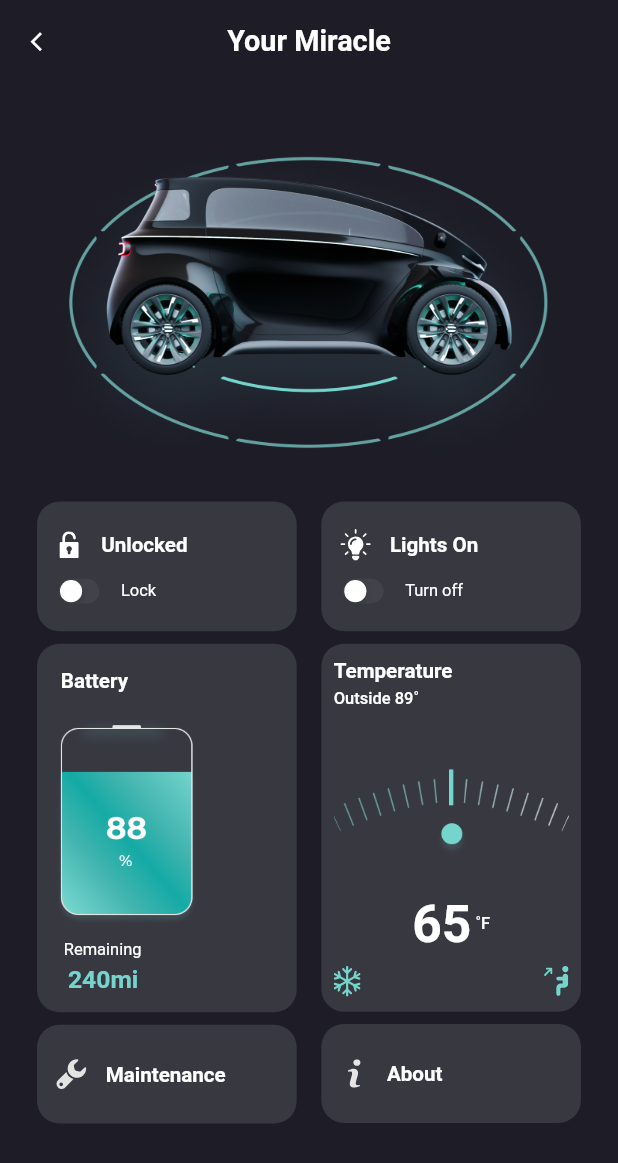
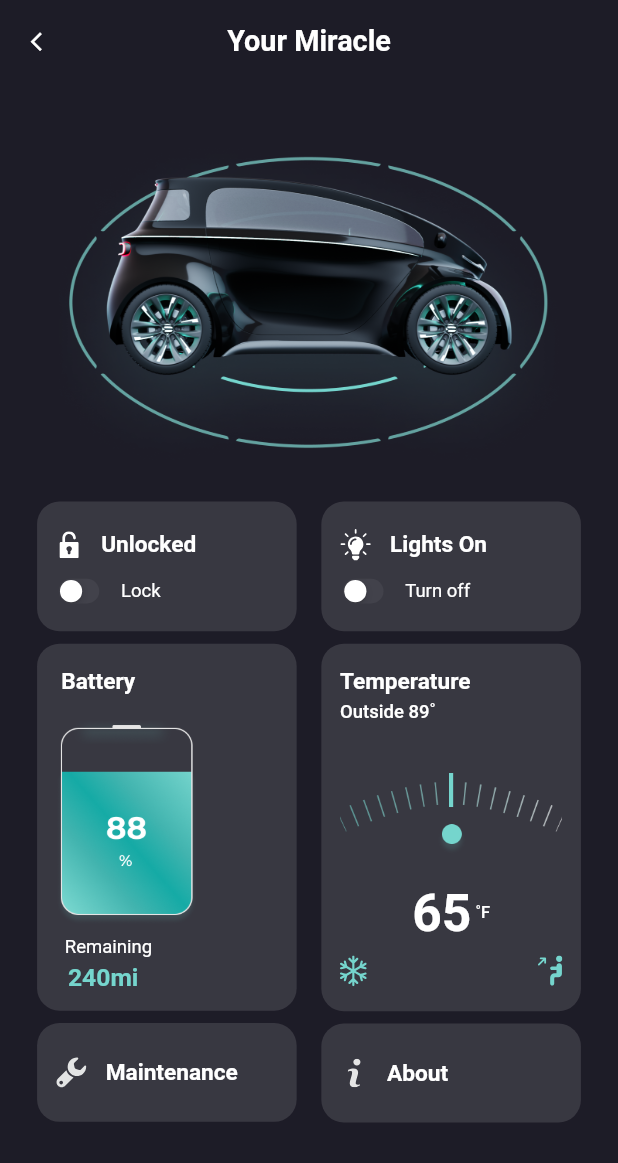
Before and after one commit to DarshLakhani23/Tera-Electric_Car_UI, a Flutter app: the YourMiracle screen opened by its route, on a phone screen of 412 x 824 dp. Shown: the top 1163 px of the screen. Run offline on Flutter 3.47's test engine with Material 2 defaults, Android fonts, the phone set to English and light mode, and no system bars; our stand-ins replace flutter_svg, get, sizer; project files that could hold a hidden picture were left out.

Commit message:
#UI improvement

```diff
--- a/lib/screens/your_miracle_screen.dart
+++ b/lib/screens/your_miracle_screen.dart
@@ -49,62 +49,15 @@ class _YourMiracleState extends State<YourMiracle> {
                         flex: 5,
                         child: Column(
                           children: [
-                            Container(
-                              padding: EdgeInsets.fromLTRB(3.w, 1.h, 0.w, 2.h),
-                              decoration: BoxDecoration(
-                                color: Colors.white12,
-                                borderRadius: BorderRadius.circular(15),
-                              ),
-                              child: Column(
-                                crossAxisAlignment: CrossAxisAlignment.start,
-                                children: [
-                                  Row(
-                                    children: [
-                                      SvgPicture.asset(ImageAsset.lock),
-                                      SizedBox(
-                                        width: 3.w,
-                                      ),
-                                      Text(
-                                        AppString.unlocked,
-                                        style: TextStyle(
-                                            color: Colors.white,
-                                            fontSize: 10.sp,
-                                            fontWeight: FontWeight.w600),
-                                      ),
-                                      SizedBox(
-                                        height: 5.h,
-                                      ),
-                                    ],
-                                  ),
-                                  Row(
-                                    children: [
-                                      SizedBox(
-                                        height: 2.5.h,
-                                        child: FittedBox(
-                                          child: CupertinoSwitch(
-                                            activeColor: AppColors.textcolor,
-                                            value: controller.istoogle.value,
-                                            onChanged: (value) {
-                                              controller.istoogle.value =
-                                                  !controller.istoogle.value;
-                                            },
-                                          ),
-                                        ),
-                                      ),
-                                      SizedBox(
-                                        width: 3.w,
-                                      ),
-                                      Text(
-                                        AppString.lock,
-                                        style: TextStyle(
-                                          color: Colors.white,
-                                          fontSize: 8.sp,
-                                        ),
-                                      ),
-                                    ],
-                                  ),
-                                ],
-                              ),
+                            FirstViewOfYourMiracle(
+                              value: controller.istoogle.value,
+                              onTap: (value) {
+                                controller.istoogle.value =
+                                    !controller.istoogle.value;
+                              },
+                              svgImage: ImageAsset.lock,
+                              boldText: AppString.unlocked,
+                              smallText: AppString.lock,
                             ),
                             _battery(),
                             GestureDetector(
@@ -181,7 +134,7 @@ class _YourMiracleState extends State<YourMiracle> {
                 AppString.battery,
                 style: TextStyle(
                     color: Colors.white,
-                    fontSize: 10.sp,
+                    fontSize: 11.sp,
                     fontWeight: FontWeight.w600),
               ),
               SizedBox(
@@ -189,13 +142,13 @@ class _YourMiracleState extends State<YourMiracle> {
               ),
               Image.asset(
                 ImageAsset.battery88,
-                height: 19.h,
+                height: 18.5.h,
               ),
               Text(
                 AppString.remaining,
                 style: TextStyle(
                   color: Colors.white,
-                  fontSize: 8.sp,
+                  fontSize: 9.sp,
                 ),
               ),
               SizedBox(
@@ -224,16 +177,15 @@ class _YourMiracleState extends State<YourMiracle> {
           borderRadius: BorderRadius.circular(15),
         ),
         child: Padding(
-          padding: EdgeInsets.symmetric(vertical: 1.2.h, horizontal: 2.w),
+          padding: EdgeInsets.symmetric(vertical: 2.h, horizontal: 3.w),
           child: Column(
-            //mainAxisAlignment: MainAxisAlignment.start,
             crossAxisAlignment: CrossAxisAlignment.start,
             children: [
               Text(
                 AppString.temperature,
                 style: TextStyle(
                     color: Colors.white,
-                    fontSize: 10.sp,
+                    fontSize: 11.sp,
                     fontWeight: FontWeight.w600),
               ),
               SizedBox(
@@ -243,12 +195,12 @@ class _YourMiracleState extends State<YourMiracle> {
                 AppString.outside,
                 style: TextStyle(
                     color: Colors.white,
-                    fontSize: 8.sp,
+                    fontSize: 9.sp,
                     fontWeight: FontWeight.w500),
               ),
               Image.asset(
                 ImageAsset.speedometer,
-                height: 15.h,
+                height: 13.h,
               ),
               Row(
                 mainAxisAlignment: MainAxisAlignment.center,
--- a/lib/widget/custom_textbox.dart
+++ b/lib/widget/custom_textbox.dart
@@ -49,7 +49,7 @@ class CustomTextField extends StatelessWidget {
               readOnly: readOnly,
               textAlign: TextAlign.start,
               cursorColor: Colors.white,
-              style: const TextStyle(color: Colors.white),
+              style: TextStyle(color: Colors.white, fontSize: 11.sp),
               keyboardType: keyboardType,
               textInputAction: textInputAction,
               decoration: InputDecoration(
--- a/lib/widget/first_view_of_your_miracle.dart
+++ b/lib/widget/first_view_of_your_miracle.dart
@@ -41,7 +41,7 @@ class FirstViewOfYourMiracle extends StatelessWidget {
                 boldText,
                 style: TextStyle(
                     color: Colors.white,
-                    fontSize: 10.sp,
+                    fontSize: 11.sp,
                     fontWeight: FontWeight.w600),
               ),
               SizedBox(
@@ -67,7 +67,7 @@ class FirstViewOfYourMiracle extends StatelessWidget {
                 smallText,
                 style: TextStyle(
                   color: Colors.white,
-                  fontSize: 8.sp,
+                  fontSize: 9.sp,
                 ),
               ),
             ],
--- a/lib/widget/maintainance_view_your_miracle.dart
+++ b/lib/widget/maintainance_view_your_miracle.dart
@@ -30,7 +30,7 @@ class Maintenance extends StatelessWidget {
                 text,
                 style: TextStyle(
                     color: Colors.white,
-                    fontSize: 10.sp,
+                    fontSize: 11.sp,
                     fontWeight: FontWeight.w600),
               ),
               SizedBox(
```
Also changed, not shown: lib/screens/about_screen.dart (+2 -5 lines), lib/screens/home screen/screen/home_screen.dart (+6 -7 lines), lib/screens/maintenance_screen.dart (+5 -5 lines), lib/screens/profile_screen.dart (+12 -12 lines), lib/screens/range_assistant_screen.dart (+6 -9 lines), lib/textfield.dart (added, +184 -0 lines), lib/widget/app_drawer.dart (+3 -34 lines).
